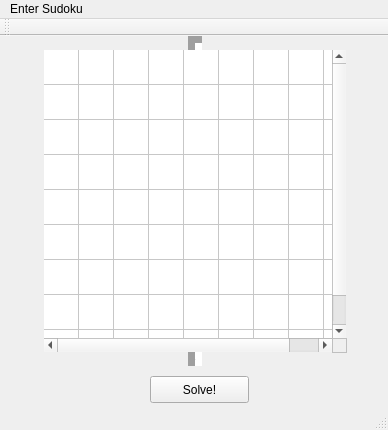
Before: the Qt Designer form sudokuWidget/mainwindow.ui in rneha725/sudoku, drawn with Qt 5.
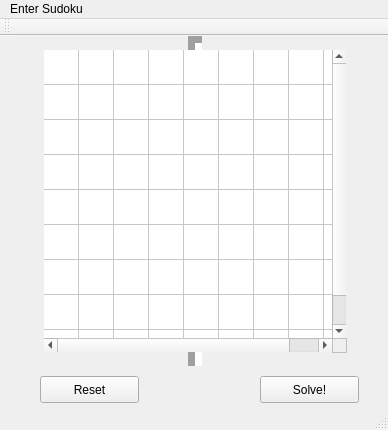
After: the same form once the commit is applied.

Commit message: Reset button added.

Diff of the .ui file:
```diff
--- a/sudokuWidget/mainwindow.ui
+++ b/sudokuWidget/mainwindow.ui
@@ -17,7 +17,7 @@
    <widget class="QPushButton" name="pushButton">
     <property name="geometry">
      <rect>
-      <x>150</x>
+      <x>260</x>
       <y>340</y>
       <width>99</width>
       <height>27</height>
@@ -204,6 +204,19 @@
      </property>
     </item>
    </widget>
+   <widget class="QPushButton" name="pushButton_2">
+    <property name="geometry">
+     <rect>
+      <x>40</x>
+      <y>340</y>
+      <width>99</width>
+      <height>27</height>
+     </rect>
+    </property>
+    <property name="text">
+     <string>Reset</string>
+    </property>
+   </widget>
   </widget>
   <widget class="QMenuBar" name="menuBar">
    <property name="geometry">
```
Left out of the diff: 2 changed lines with no effect on the pictures. The commit also changes 3 other files.
